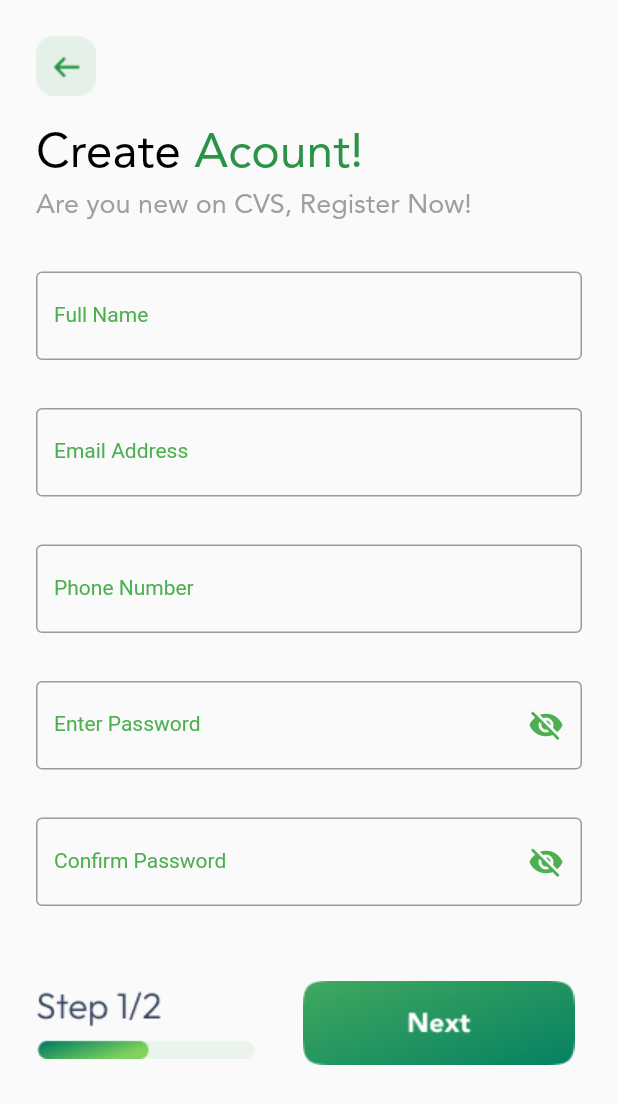
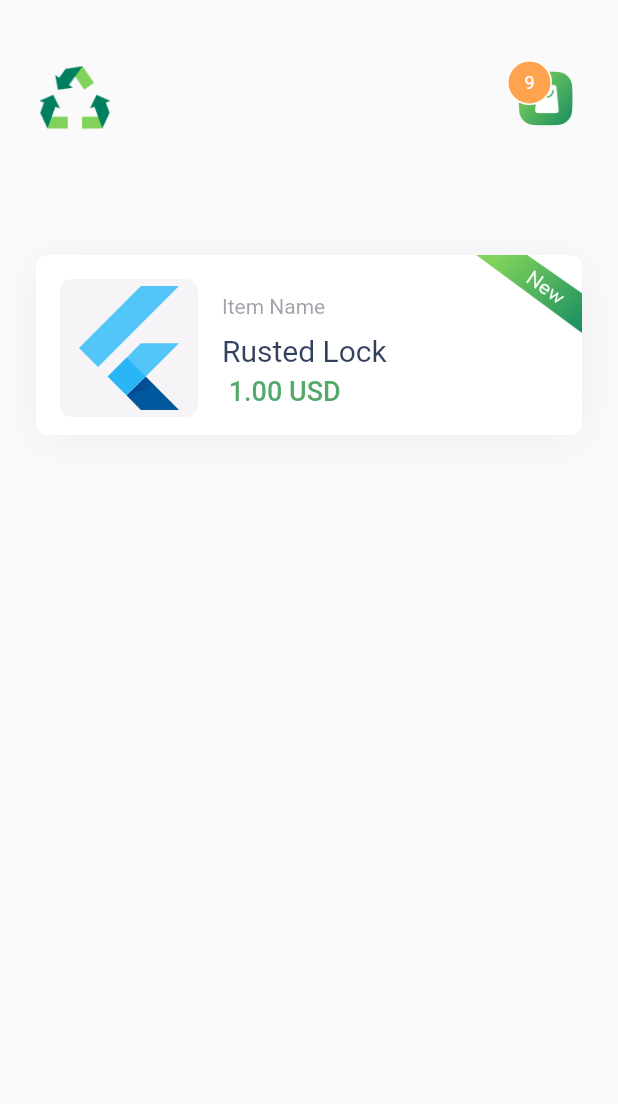
Before and after one commit to obaidak407/cvs-Mobile-Application, a Flutter app: the screen it shows after launch, on a phone screen of 412 x 824 dp. Shown: the top 1104 px of the screen. Run offline on Flutter 3.47's test engine with Material 2 defaults, Android fonts, the phone set to English and light mode, and no system bars; our stand-ins replace geolocator, google_maps_flutter; Roboto replaces fonts that are missing (Outfit).

Commit message:
Created Home Screen and and Block for email verification
Created Home Screen and and Block for email verification

```diff
--- /dev/null
+++ b/lib/home_screen.dart
@@ -0,0 +1,175 @@
+import 'package:flutter/material.dart';
+import 'package:flutter/src/foundation/key.dart';
+import 'package:flutter/src/widgets/container.dart';
+import 'package:flutter/src/widgets/framework.dart';
+
+class home_screen extends StatelessWidget {
+  const home_screen({Key? key}) : super(key: key);
+
+  @override
+  Widget build(BuildContext context) {
+    return Scaffold(
+      body: Container(
+        child:
+          Padding(padding: EdgeInsets.symmetric(horizontal: 24),child:
+          Column(children: [
+            SizedBox(height: 40,),
+            Row(
+                mainAxisAlignment: MainAxisAlignment.spaceBetween,
+                children: [
+                  Image.asset("assets/images/app_icon.png",height: 50),
+                  Container(
+                    width: 90,
+                    height: 50,
+                    alignment: AlignmentDirectional.topEnd,
+                    child: Stack(
+                      children: [
+                        Image.asset("assets/images/cart.png",height: 50),
+                        Container(
+                          width: 30,
+                          height: 30,
+                          alignment: Alignment.topLeft,
+                          margin: EdgeInsets.only(right: 0),
+                          child: Container(
+                            width: 30.0,
+                            height: 30,
+                            decoration: BoxDecoration(
+                                shape: BoxShape.circle,
+                                color: Color(0xffffa34f),
+                                border: Border.all(color: Colors.white, width: 1)),
+                            child: Padding(
+                              padding: const EdgeInsets.all(0.0),
+                              child: Center(
+                                child: Text("9",
+                                  style: TextStyle(fontSize: 12,color: Colors.white),
+
+                                ),
+                              ),
+                            ),
+                          ),
+                        ),
+                      ],
+                    ),
+                  )
+                ]),
+            Column(
+              children: [
+                Container(
+                  width: 412,
+                  height: 200,
+                  child: Column(
+                    mainAxisSize: MainAxisSize.max,
+                    mainAxisAlignment: MainAxisAlignment.end,
+                    crossAxisAlignment: CrossAxisAlignment.end,
+                    children:[
+                      Container(
+                        width: 412,
+                        height: 120,
+                        decoration: BoxDecoration(
+                          borderRadius: BorderRadius.circular(8),
+                          boxShadow: [
+                            BoxShadow(
+                              color: Color(0x0c000000),
+                              blurRadius: 27,
+                              offset: Offset(0, 4),
+                            ),
+                          ],
+                          color: Colors.white,
+                        ),
+                        child: Stack(
+                          children:[
+                            Positioned(
+                              left: 124,
+                              top: 52,
+                              child: Opacity(
+                                opacity: 0.80,
+                                child: Text(
+                                  "Rusted Lock",
+                                  style: TextStyle(
+                                    color: Color(0xff001233),
+                                    fontSize: 20,
+                                  ),
+                                ),
+                              ),
+                            ),
+                            Positioned(
+                              left: 124,
+                              top: 80,
+                              child: Opacity(
+                                opacity: 0.80,
+                                child: Text(
+                                  " 1.00 USD",
+                                  style: TextStyle(
+                                    color: Color(0xff2b9348),
+                                    fontSize: 18,
+                                    fontFamily: "Outfit",
+                                    fontWeight: FontWeight.w500,
+                                  ),
+                                ),
+                              ),
+                            ),
+                            Positioned(
+                              left: 124,
+                              top: 26,
+                              child: Opacity(
+                                opacity: 0.50,
+                                child: Text(
+                                  "Item Name",
+                                  style: TextStyle(
+                                    color: Color(0xff454955),
+                                    fontSize: 14,
+                                  ),
+                                ),
+                              ),
+                            ),
+                            Positioned(
+                              left: 16,
+                              top: 16,
+                              child: Container(
+                                width: 92,
+                                height: 92,
+                                child: Stack(
+                                  children:[Container(
+                                    width: 92,
+                                    height: 92,
+                                    decoration: BoxDecoration(
+                                      borderRadius: BorderRadius.circular(8),
+                                      color: Color(0xfff7f4f8),
+                                    ),
+                                  ),
+                                    Positioned.fill(
+                                      child: Align(
+                                        alignment: Alignment.bottomLeft,
+                                        child: Container(
+                                          width: 148,
+                                          height: 98,
+                                          child: FlutterLogo(size: 97.9999771118164),
+                                        ),
+                                      ),
+                                    ),],
+                                ),
+                              ),
+                            ),
+                            Positioned.fill(
+                              child: Align(
+                                alignment: Alignment.topRight,
+                                child: Container(
+                                  width: 70.50,
+                                  height: 52,
+                                  child: Image(image: AssetImage("assets/images/new.png")),
+                                ),
+                              ),
+                            ),
+                          ],
+                        ),
+                      ),
+                    ],
+                  ),
+                )
+              ],
+            )
+          ],))
+      ),
+    );
+  }
+}
--- a/lib/main.dart
+++ b/lib/main.dart
@@ -1,9 +1,9 @@
-import 'package:cvs_mobile_application/create_acount.dart';
 import 'package:cvs_mobile_application/driver_screen.dart';
+import 'package:cvs_mobile_application/home_screen.dart';
+import 'package:cvs_mobile_application/loginScreen.dart';
+
 import 'package:cvs_mobile_application/email_verification.dart';
-import 'package:cvs_mobile_application/loginScreen.dart';
-import 'package:cvs_mobile_application/mapscreen.dart';
-import 'package:cvs_mobile_application/selectuserrole.dart';
+
 import 'package:flutter/material.dart';
 import 'splashscreen.dart';
 import 'package:cvs_mobile_application/terns_condition.dart';
@@ -18,8 +18,9 @@
     return MaterialApp(
       debugShowCheckedModeBanner: false,
       title: "CVS Mobile Apllication",
-      home: CreateAcount(),
-      routes: {loginScreen.idScreen: (context) => loginScreen()},
+
+      home: home_screen(),
+
     );
   }
 }
--- a/lib/terns_condition.dart
+++ b/lib/terns_condition.dart
@@ -112,7 +112,6 @@
             SizedBox(height: 20),
             Align(
               child:
-
                 Image(image: AssetImage("assets/images/create_account.png"))
             )
           ],
```
Also changed, not shown: lib/email_verification.dart (+118 -2 lines), assets/images/app_icon.png (added), assets/images/cart.png (added), assets/images/new.png (added).
